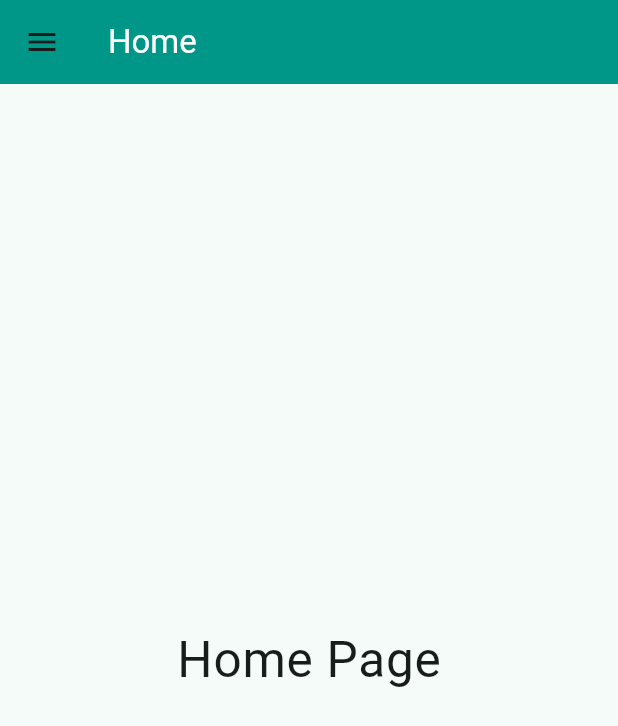
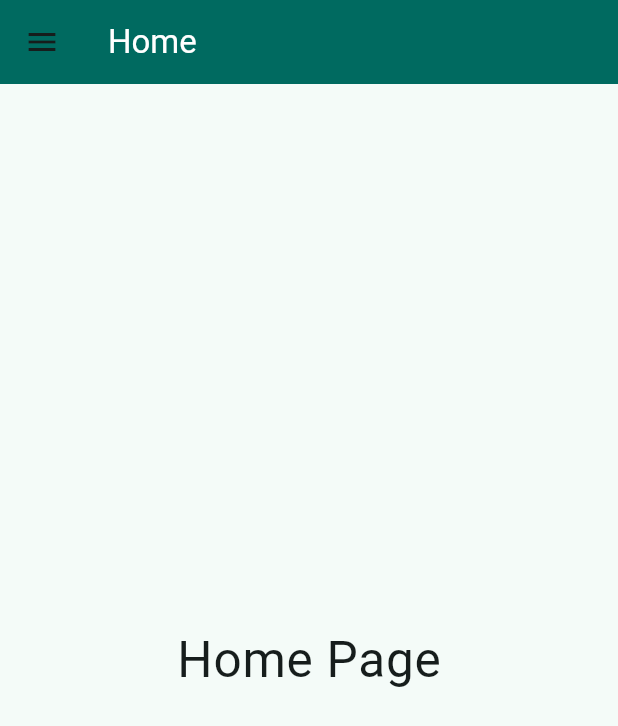
Before and after one commit to SaaD10LM/Flutter_app, a Flutter app: the screen it shows after launch, on a phone screen of 412 x 824 dp. Shown: the top 726 px of the screen. Run offline on Flutter 3.47's test engine with Material 3 defaults, Android fonts, the phone set to English and light mode, and no system bars; statements that could not run were skipped.

Commit message:
Update main.dart

```diff
--- a/app/lib/main.dart
+++ b/app/lib/main.dart
@@ -1,11 +1,10 @@
+import 'package:flutter/material.dart';
 import 'package:app/pages/home.page.dart';
 import 'package:app/pages/chat.page.dart';
 import 'package:app/pages/counter.page.dart';
-import 'package:flutter/cupertino.dart';
-import 'package:flutter/material.dart';
 
 void main() {
-  runApp(MyApp());
+  runApp(const MyApp());
 }
 
 class MyApp extends StatelessWidget {
@@ -14,18 +13,21 @@ class MyApp extends StatelessWidget {
   @override
   Widget build(BuildContext context) {
     return MaterialApp(
+      debugShowCheckedModeBanner: false, // Optional: remove debug banner
+      initialRoute: '/', // Explicitly set initial route
       routes: {
-        "/" : (context)=>HomePage(),
-        "/counter" : (context)=>CounterPage(),
-        "/chat" : (context)=>ChatPage(),
-
+        '/': (context) => const HomePage(),
+        '/counter': (context) => const CounterPage(),
+        '/chat': (context) => const ChatPage(),
       },
       theme: ThemeData(
-        textTheme: TextTheme(bodyLarge: TextStyle(fontSize: 33)),
+        textTheme: const TextTheme(
+          bodyLarge: TextStyle(fontSize: 33),
+        ),
         indicatorColor: Colors.white,
         colorScheme: ColorScheme.fromSeed(
           seedColor: Colors.teal,
-          primary: Colors.teal,
+          brightness: Brightness.light,
         ),
       ),
     );
```
